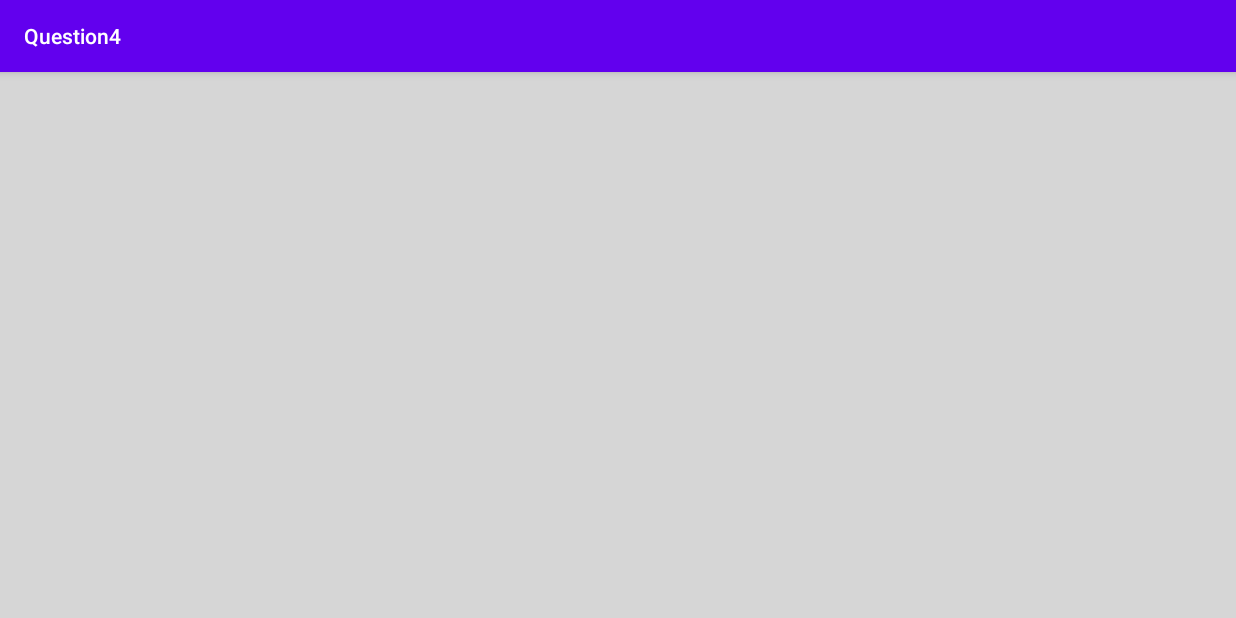
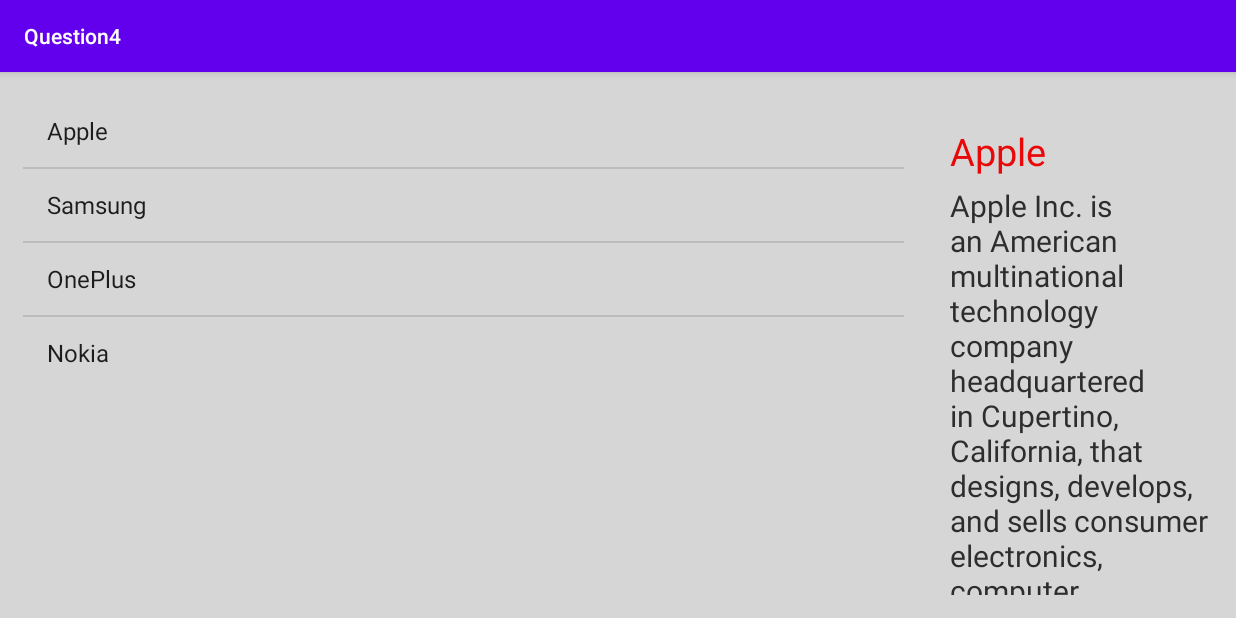
Before and after one commit to Tanvigg/TTNBootCamp_Assignments, an Android app: the screen it shows after launch (MainActivity), on a phone screen of 824 x 412 dp (held sideways). Run offline under Robolectric (Android 15) with nearby library versions, the light colour scheme and no system bars.

Commit message:
adding final changes

```diff
--- a/FragmentAssess/Question4/src/main/java/com/example/question4/DescFragment.java
+++ b/FragmentAssess/Question4/src/main/java/com/example/question4/DescFragment.java
@@ -1,6 +1,6 @@
 package com.example.question4;
 
-import android.os.Bundle;
+import  android.os.Bundle;
 
 import androidx.fragment.app.Fragment;
 
--- a/FragmentAssess/Question4/src/main/java/com/example/question4/MainActivity.java
+++ b/FragmentAssess/Question4/src/main/java/com/example/question4/MainActivity.java
@@ -1,7 +1,10 @@
 package com.example.question4;
 
 import androidx.appcompat.app.AppCompatActivity;
+import androidx.fragment.app.FragmentManager;
+import androidx.fragment.app.FragmentTransaction;
 
+import android.content.res.Configuration;
 import android.os.Bundle;
 
 public class MainActivity extends AppCompatActivity {
@@ -10,5 +13,25 @@
     protected void onCreate(Bundle savedInstanceState) {
         super.onCreate(savedInstanceState);
         setContentView(R.layout.activity_main);
+
+        Bundle bundle = new Bundle();
+        bundle.putInt("itemPosition", 0);
+
+        FragmentManager fragmentManager = getSupportFragmentManager();
+        FragmentTransaction fragmentTransaction = fragmentManager.beginTransaction();
+        ListFragment listFrag = new ListFragment();
+        DescFragment descFragment = new DescFragment();
+        descFragment.setArguments(bundle);
+
+        if (getResources().getConfiguration().orientation == Configuration.ORIENTATION_LANDSCAPE) {
+
+            fragmentTransaction.replace(R.id.listLayout, listFrag, "listFrag");
+            fragmentTransaction.replace(R.id.descLayout, descFragment);
+            fragmentTransaction.commit();
+        }else {
+            fragmentTransaction.replace(R.id.listContainer, listFrag, "listFrag");
+            fragmentTransaction.addToBackStack("listFrag");
+            fragmentTransaction.commit();
+        }
     }
 }
--- a/FragmentAssess/Question4/src/main/res/layout/fragment_desc.xml
+++ b/FragmentAssess/Question4/src/main/res/layout/fragment_desc.xml
@@ -1,13 +1,15 @@
 <?xml version="1.0" encoding="utf-8"?>
-<androidx.cardview.widget.CardView xmlns:android="http://schemas.android.com/apk/res/android"
+<LinearLayout xmlns:android="http://schemas.android.com/apk/res/android"
     xmlns:tools="http://schemas.android.com/tools"
-    android:layout_width="wrap_content"
+    android:layout_width="match_parent"
     android:layout_height="wrap_content"
     xmlns:app="http://schemas.android.com/apk/res-auto"
     tools:context=".DescFragment"
-    android:layout_margin="5dp"
-    android:elevation="5dp"
-    app:cardCornerRadius="10sp">
+    android:layout_margin="5dp">
+
+    <ScrollView
+        android:layout_width="match_parent"
+        android:layout_height="match_parent">
 
     <RelativeLayout
         android:layout_width="match_parent"
@@ -19,9 +21,8 @@
             android:layout_height="wrap_content"
             android:textSize="25dp"
             android:layout_marginTop="20dp"
-            android:layout_marginLeft="20dp"
-            android:layout_marginRight="20dp"
-            android:layout_marginBottom="10dp"
+            android:textColor="#EA0707"
+
             />
 
         <androidx.appcompat.widget.AppCompatTextView
@@ -30,11 +31,12 @@
             android:layout_height="wrap_content"
             android:textSize="20dp"
             android:layout_marginTop="5dp"
-            android:layout_marginLeft="20dp"
-            android:layout_marginRight="20dp"
-            android:layout_marginBottom="10dp"
+            android:textColor="#2E2D2D"
+
             android:layout_below="@id/title"/>
 
     </RelativeLayout>
 
-</androidx.cardview.widget.CardView>
+    </ScrollView>
+
+</LinearLayout>
--- a/FragmentAssess/Question4/src/main/res/layout/fragment_list.xml
+++ b/FragmentAssess/Question4/src/main/res/layout/fragment_list.xml
@@ -6,16 +6,18 @@
     android:orientation="vertical"
     android:id="@+id/list_item"
     tools:context=".ListFragment"
+    android:layout_margin="5dp"
     >
 
     <ListView
         android:id="@android:id/list"
         android:layout_width="wrap_content"
         android:layout_height="wrap_content"
+
         />
     <TextView
         android:id="@android:id/empty"
-        android:layout_width="match_parent"
+        android:layout_width="wrap_content"
         android:layout_height="wrap_content"
         >
     </TextView>
```
